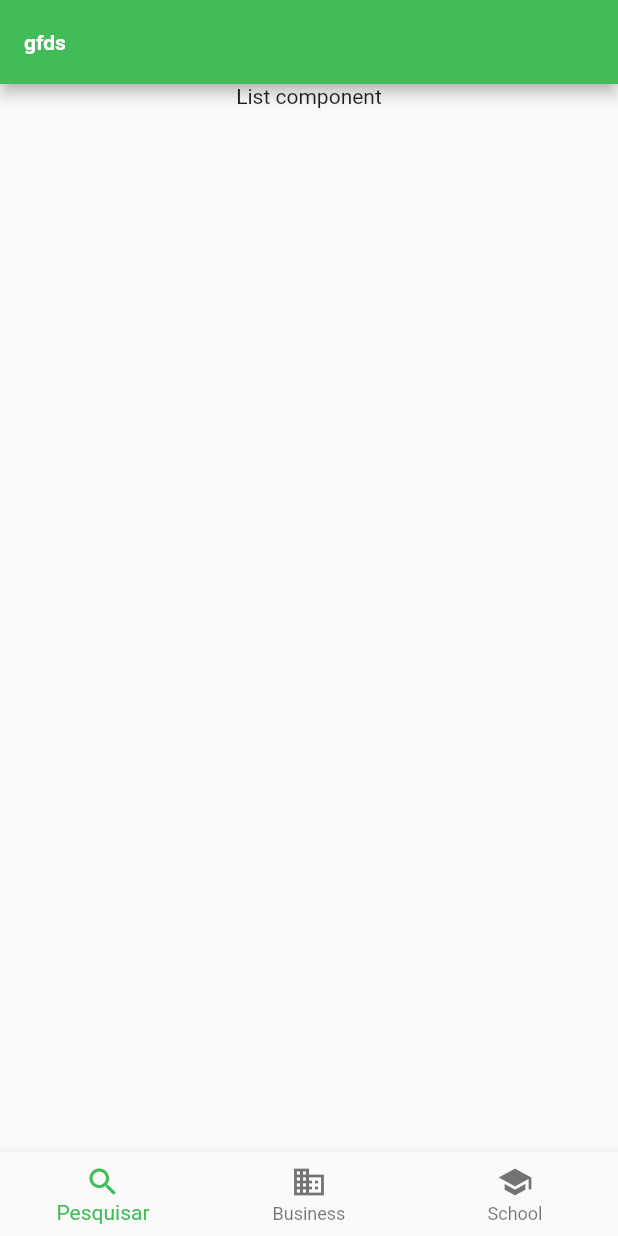
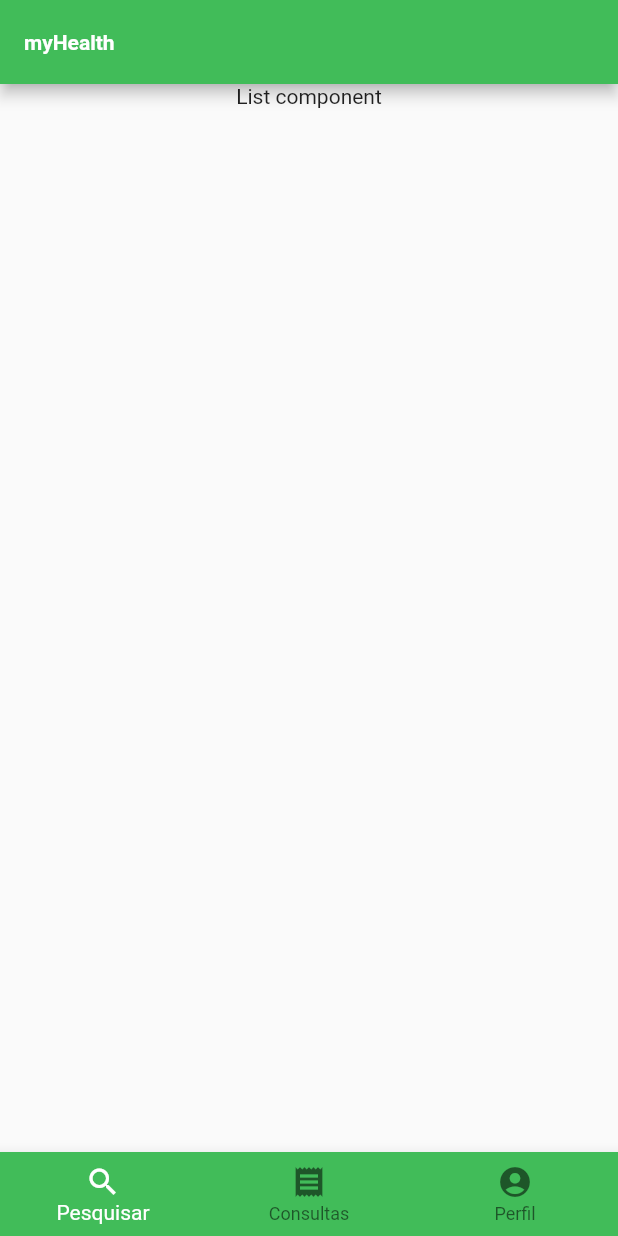
Before and after one commit to alexalmeida52/imd0509_projeto, a Flutter app: the screen it shows after launch, on a phone screen of 412 x 824 dp. Run offline on Flutter 3.47's test engine with Material 2 defaults, Android fonts, the light colour scheme and no system bars.

Commit message:
backgroundColor and label adjustments

```diff
--- a/lib/main.dart
+++ b/lib/main.dart
@@ -17,7 +17,7 @@ class MyApp extends StatelessWidget {
       title: 'myHealth',
       initialRoute: '/',
       routes: {
-        AppRoutes.HOME: (ctx) => MyHomePage(title: 'gfds',),
+        AppRoutes.HOME: (ctx) => MyHomePage(title: 'myHealth',),
         AppRoutes.AVAILABLE_DOCTORS: (ctx) => AvailableDoctors(),
         AppRoutes.LOGIN: (ctx) => Login()
       },
@@ -76,18 +76,20 @@ class _MyHomePageState extends State<MyHomePage> {
         title: Text(widget.title),
       ),
       bottomNavigationBar: BottomNavigationBar(
+        backgroundColor: Color.fromRGBO(65, 188, 89, 1),
+        fixedColor: Colors.white,
         items: const <BottomNavigationBarItem>[
           BottomNavigationBarItem(
             icon: Icon(Icons.search),
             label: 'Pesquisar',
           ),
           BottomNavigationBarItem(
-            icon: Icon(Icons.business),
-            label: 'Business',
+            icon: Icon(Icons.receipt),
+            label: 'Consultas',
           ),
           BottomNavigationBarItem(
-            icon: Icon(Icons.school),
-            label: 'School',
+            icon: Icon(Icons.account_circle),
+            label: 'Perfil',
           ),
         ],
         currentIndex: _selectedIndex,
```
